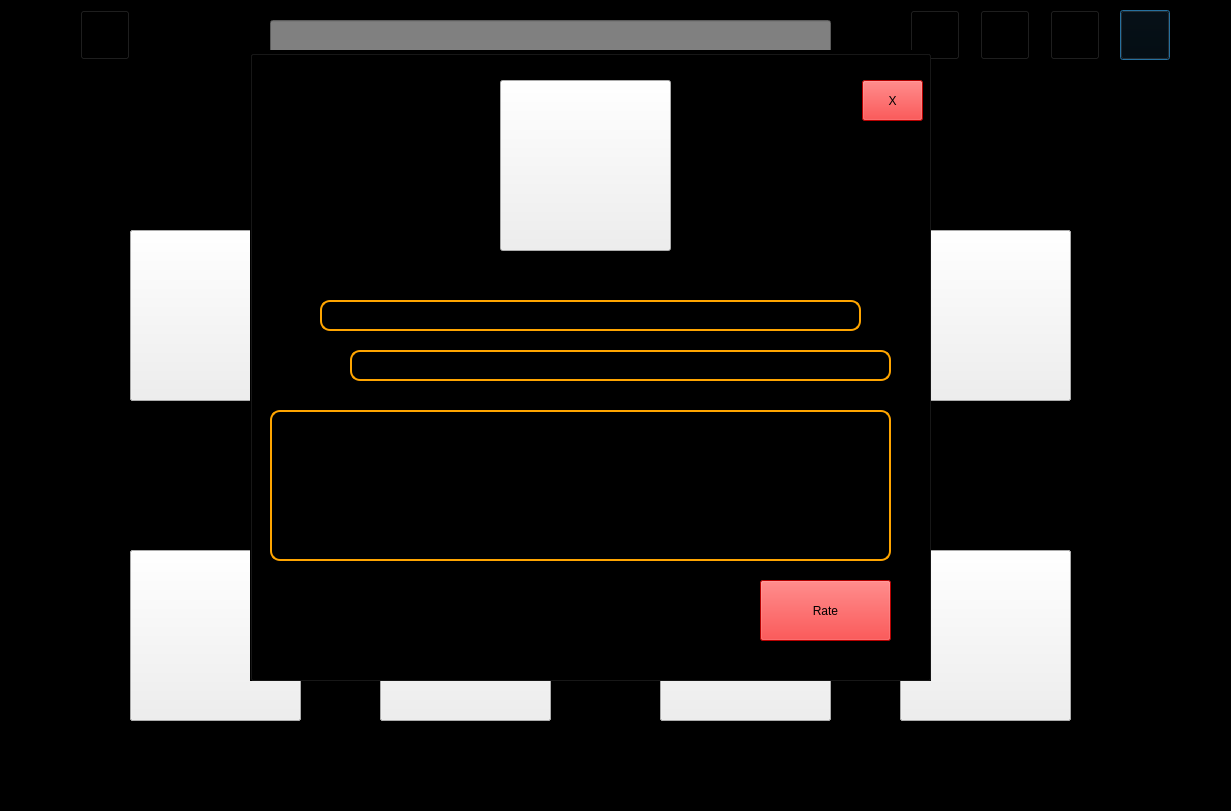
First picture: the form in homepage.ui, repository PokharelAditya/MovieMaestro, before the edit.
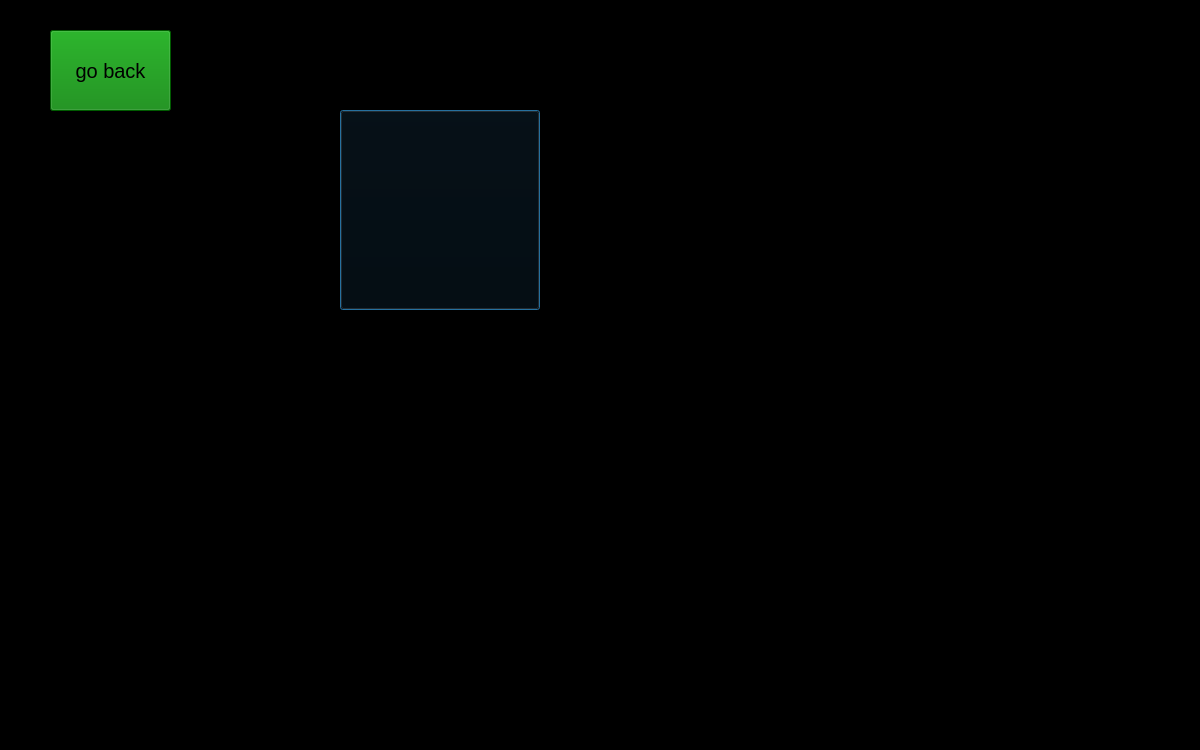
Second picture: the form after the edit.

```diff
--- a/homepage.ui
+++ b/homepage.ui
@@ -6,8 +6,8 @@
    <rect>
     <x>0</x>
     <y>0</y>
-    <width>1231</width>
-    <height>811</height>
+    <width>1200</width>
+    <height>750</height>
    </rect>
   </property>
   <property name="windowTitle">
@@ -17,40 +17,54 @@
    <string notr="true">background:black;
 </string>
   </property>
+  <widget class="QLabel" name="Username">
+   <property name="geometry">
+    <rect>
+     <x>70</x>
+     <y>340</y>
+     <width>731</width>
+     <height>111</height>
+    </rect>
+   </property>
+   <property name="font">
+    <font>
+     <pointsize>29</pointsize>
+     <bold>true</bold>
+    </font>
+   </property>
+   <property name="text">
+    <string>sadfasdf</string>
+   </property>
+   <property name="alignment">
+    <set>Qt::AlignCenter</set>
+   </property>
+  </widget>
   <widget class="QPushButton" name="ProfilePicture">
    <property name="geometry">
     <rect>
-     <x>1120</x>
-     <y>10</y>
-     <width>50</width>
-     <height>50</height>
+     <x>340</x>
+     <y>110</y>
+     <width>200</width>
+     <height>200</height>
     </rect>
    </property>
-   <property name="cursor">
-    <cursorShape>PointingHandCursor</cursorShape>
-   </property>
-   <property name="styleSheet">
-    <string notr="true">QPushButton
-{
-background:black;}</string>
-   </property>
    <property name="text">
     <string/>
    </property>
    <property name="iconSize">
     <size>
-     <width>50</width>
-     <height>50</height>
+     <width>200</width>
+     <height>200</height>
     </size>
    </property>
   </widget>
   <widget class="QPushButton" name="house">
    <property name="geometry">
     <rect>
-     <x>80</x>
-     <y>10</y>
-     <width>50</width>
-     <height>50</height>
+     <x>50</x>
+     <y>30</y>
+     <width>121</width>
+     <height>81</height>
     </rect>
    </property>
    <property name="font">
@@ -58,1242 +72,20 @@
      <pointsize>15</pointsize>
     </font>
    </property>
-   <property name="cursor">
-    <cursorShape>PointingHandCursor</cursorShape>
-   </property>
-   <property name="styleSheet">
-    <string notr="true">QPushButton
-{
-background:black;}</string>
-   </property>
-   <property name="text">
-    <string/>
-   </property>
-   <property name="iconSize">
-    <size>
-     <width>50</width>
-     <height>50</height>
-    </size>
-   </property>
-  </widget>
-  <widget class="QLabel" name="logo">
-   <property name="geometry">
-    <rect>
-     <x>10</x>
-     <y>10</y>
-     <width>50</width>
-     <height>50</height>
-    </rect>
-   </property>
-   <property name="styleSheet">
-    <string notr="true">QLabel
-{
-background:none;
-}</string>
-   </property>
-   <property name="text">
-    <string/>
-   </property>
-   <property name="scaledContents">
-    <bool>true</bool>
-   </property>
-  </widget>
-  <widget class="QPushButton" name="searchbtn">
-   <property name="geometry">
-    <rect>
-     <x>1050</x>
-     <y>10</y>
-     <width>50</width>
-     <height>50</height>
-    </rect>
-   </property>
-   <property name="cursor">
-    <cursorShape>PointingHandCursor</cursorShape>
-   </property>
-   <property name="styleSheet">
-    <string notr="true">QPushButton
-{
-background:black;}</string>
-   </property>
-   <property name="text">
-    <string/>
-   </property>
-   <property name="iconSize">
-    <size>
-     <width>50</width>
-     <height>50</height>
-    </size>
-   </property>
-  </widget>
-  <widget class="QPushButton" name="gearbtn">
-   <property name="geometry">
-    <rect>
-     <x>980</x>
-     <y>10</y>
-     <width>50</width>
-     <height>50</height>
-    </rect>
-   </property>
-   <property name="cursor">
-    <cursorShape>PointingHandCursor</cursorShape>
-   </property>
-   <property name="styleSheet">
-    <string notr="true">QPushButton
-{
-background:black;}</string>
-   </property>
-   <property name="text">
-    <string/>
-   </property>
-   <property name="iconSize">
-    <size>
-     <width>50</width>
-     <height>50</height>
-    </size>
-   </property>
-  </widget>
-  <widget class="QPushButton" name="brightnessmodebtn">
-   <property name="geometry">
-    <rect>
-     <x>910</x>
-     <y>10</y>
-     <width>50</width>
-     <height>50</height>
-    </rect>
-   </property>
-   <property name="cursor">
-    <cursorShape>PointingHandCursor</cursorShape>
-   </property>
-   <property name="styleSheet">
-    <string notr="true">QPushButton
-{
-background:black;}</string>
-   </property>
-   <property name="text">
-    <string/>
-   </property>
-   <property name="iconSize">
-    <size>
-     <width>50</width>
-     <height>50</height>
-    </size>
-   </property>
-  </widget>
-  <widget class="QLineEdit" name="searchbar">
-   <property name="geometry">
-    <rect>
-     <x>270</x>
-     <y>20</y>
-     <width>561</width>
-     <height>41</height>
-    </rect>
-   </property>
-   <property name="styleSheet">
-    <string notr="true">QObject
-{
-background-color:grey;
-color:black;
-}</string>
-   </property>
-  </widget>
-  <widget class="QLabel" name="foryoulabel">
-   <property name="geometry">
-    <rect>
-     <x>30</x>
-     <y>130</y>
-     <width>131</width>
-     <height>31</height>
-    </rect>
-   </property>
-   <property name="font">
-    <font>
-     <family>Arial Black</family>
-     <pointsize>18</pointsize>
-     <italic>true</italic>
-     <bold>true</bold>
-    </font>
-   </property>
-   <property name="text">
-    <string>For You</string>
-   </property>
-  </widget>
-  <widget class="QGroupBox" name="foryoubox">
-   <property name="geometry">
-    <rect>
-     <x>100</x>
-     <y>170</y>
-     <width>1041</width>
-     <height>281</height>
-    </rect>
-   </property>
-   <property name="styleSheet">
-    <string notr="true">QGroupBox
-{
-background:none;
-border:none;
-}</string>
-   </property>
-   <widget class="QPushButton" name="moviebtn_1">
-    <property name="geometry">
-     <rect>
-      <x>30</x>
-      <y>60</y>
-      <width>171</width>
-      <height>171</height>
-     </rect>
-    </property>
-    <property name="cursor">
-     <cursorShape>PointingHandCursor</cursorShape>
-    </property>
-    <property name="styleSheet">
-     <string notr="true">QPushButton
-{
-background:none;
-height:60px;
-width:30px;
-}
-QPushButton:hover
-{
-background:none;
-height:80px;
-width:50px;
-
-}</string>
-    </property>
-    <property name="text">
-     <string/>
-    </property>
-    <property name="iconSize">
-     <size>
-      <width>30</width>
-      <height>60</height>
-     </size>
-    </property>
-   </widget>
-   <widget class="QPushButton" name="moviebtn_2">
-    <property name="geometry">
-     <rect>
-      <x>280</x>
-      <y>60</y>
-      <width>171</width>
-      <height>171</height>
-     </rect>
-    </property>
-    <property name="cursor">
-     <cursorShape>PointingHandCursor</cursorShape>
-    </property>
-    <property name="styleSheet">
-     <string notr="true">QPushButton
-{
-background:none;
-height:60px;
-width:30px;
-}
-QPushButton:hover
-{
-background:none;
-height:80px;
-width:50px;
-
-}</string>
-    </property>
-    <property name="text">
-     <string/>
-    </property>
-    <property name="iconSize">
-     <size>
-      <width>30</width>
-      <height>60</height>
-     </size>
-    </property>
-   </widget>
-   <widget class="QPushButton" name="moviebtn_3">
-    <property name="geometry">
-     <rect>
-      <x>560</x>
-      <y>60</y>
-      <width>171</width>
-      <height>171</height>
-     </rect>
-    </property>
-    <property name="cursor">
-     <cursorShape>PointingHandCursor</cursorShape>
-    </property>
-    <property name="styleSheet">
-     <string notr="true">QPushButton
-{
-background:none;
-height:60px;
-width:30px;
-}
-QPushButton:hover
-{
-background:none;
-height:80px;
-width:50px;
-
-}</string>
-    </property>
-    <property name="text">
-     <string/>
-    </property>
-    <property name="iconSize">
-     <size>
-      <width>30</width>
-      <height>60</height>
-     </size>
-    </property>
-   </widget>
-   <widget class="QPushButton" name="moviebtn_4">
-    <property name="geometry">
-     <rect>
-      <x>800</x>
-      <y>60</y>
-      <width>171</width>
-      <height>171</height>
-     </rect>
-    </property>
-    <property name="cursor">
-     <cursorShape>PointingHandCursor</cursorShape>
-    </property>
-    <property name="styleSheet">
-     <string notr="true">QPushButton
-{
-background:none;
-height:60px;
-width:30px;
-}
-QPushButton:hover
-{
-background:none;
-height:80px;
-width:50px;
-
-}</string>
-    </property>
-    <property name="text">
-     <string/>
-    </property>
-    <property name="iconSize">
-     <size>
-      <width>30</width>
-      <height>60</height>
-     </size>
-    </property>
-   </widget>
-  </widget>
-  <widget class="QPushButton" name="leftbtn">
-   <property name="geometry">
-    <rect>
-     <x>20</x>
-     <y>250</y>
-     <width>80</width>
-     <height>80</height>
-    </rect>
-   </property>
-   <property name="cursor">
-    <cursorShape>PointingHandCursor</cursorShape>
-   </property>
-   <property name="styleSheet">
-    <string notr="true">QPushButton
-{
-background-color:black;
-border:none;
-}</string>
-   </property>
-   <property name="text">
-    <string/>
-   </property>
-   <property name="iconSize">
-    <size>
-     <width>80</width>
-     <height>80</height>
-    </size>
-   </property>
-  </widget>
-  <widget class="QPushButton" name="rightbtn">
-   <property name="geometry">
-    <rect>
-     <x>1140</x>
-     <y>250</y>
-     <width>80</width>
-     <height>80</height>
-    </rect>
-   </property>
-   <property name="cursor">
-    <cursorShape>PointingHandCursor</cursorShape>
-   </property>
-   <property name="styleSheet">
-    <string notr="true">QPushButton
-{
-background-color:black;
-border:none;
-}</string>
-   </property>
-   <property name="text">
-    <string/>
-   </property>
-   <property name="iconSize">
-    <size>
-     <width>80</width>
-     <height>80</height>
-    </size>
-   </property>
-  </widget>
-  <widget class="QGroupBox" name="foryoubox_2">
-   <property name="geometry">
-    <rect>
-     <x>100</x>
-     <y>170</y>
-     <width>1041</width>
-     <height>281</height>
-    </rect>
-   </property>
-   <property name="styleSheet">
-    <string notr="true">QGroupBox
-{
-background:none;
-border:none;
-}</string>
-   </property>
-   <widget class="QPushButton" name="moviebtn_5">
-    <property name="geometry">
-     <rect>
-      <x>30</x>
-      <y>60</y>
-      <width>171</width>
-      <height>171</height>
-     </rect>
-    </property>
-    <property name="cursor">
-     <cursorShape>PointingHandCursor</cursorShape>
-    </property>
-    <property name="styleSheet">
-     <string notr="true">QPushButton
-{
-background:none;
-height:60px;
-width:30px;
-}
-QPushButton:hover
-{
-background:none;
-height:80px;
-width:50px;
-
-}</string>
-    </property>
-    <property name="text">
-     <string/>
-    </property>
-    <property name="iconSize">
-     <size>
-      <width>30</width>
-      <height>60</height>
-     </size>
-    </property>
-   </widget>
-   <widget class="QPushButton" name="moviebtn_6">
-    <property name="geometry">
-     <rect>
-      <x>280</x>
-      <y>60</y>
-      <width>171</width>
-      <height>171</height>
-     </rect>
-    </property>
-    <property name="cursor">
-     <cursorShape>PointingHandCursor</cursorShape>
-    </property>
-    <property name="styleSheet">
-     <string notr="true">QPushButton
-{
-background:none;
-height:60px;
-width:30px;
-}
-QPushButton:hover
-{
-background:none;
-height:80px;
-width:50px;
-
-}</string>
-    </property>
-    <property name="text">
-     <string/>
-    </property>
-    <property name="iconSize">
-     <size>
-      <width>30</width>
-      <height>60</height>
-     </size>
-    </property>
-   </widget>
-   <widget class="QPushButton" name="moviebtn_7">
-    <property name="geometry">
-     <rect>
-      <x>560</x>
-      <y>60</y>
-      <width>171</width>
-      <height>171</height>
-     </rect>
-    </property>
-    <property name="cursor">
-     <cursorShape>PointingHandCursor</cursorShape>
-    </property>
-    <property name="styleSheet">
-     <string notr="true">QPushButton
-{
-background:none;
-height:60px;
-width:30px;
-}
-QPushButton:hover
-{
-background:none;
-height:80px;
-width:50px;
-
-}</string>
-    </property>
-    <property name="text">
-     <string/>
-    </property>
-    <property name="iconSize">
-     <size>
-      <width>30</width>
-      <height>60</height>
-     </size>
-    </property>
-   </widget>
-   <widget class="QPushButton" name="moviebtn_8">
-    <property name="geometry">
-     <rect>
-      <x>800</x>
-      <y>60</y>
-      <width>171</width>
-      <height>171</height>
-     </rect>
-    </property>
-    <property name="cursor">
-     <cursorShape>PointingHandCursor</cursorShape>
-    </property>
-    <property name="styleSheet">
-     <string notr="true">QPushButton
-{
-background:none;
-height:60px;
-width:30px;
-}
-QPushButton:hover
-{
-background:none;
-height:80px;
-width:50px;
-
-}</string>
-    </property>
-    <property name="text">
-     <string/>
-    </property>
-    <property name="iconSize">
-     <size>
-      <width>30</width>
-      <height>60</height>
-     </size>
-    </property>
-   </widget>
-  </widget>
-  <widget class="QGroupBox" name="recentgroupbox">
-   <property name="geometry">
-    <rect>
-     <x>100</x>
-     <y>490</y>
-     <width>1041</width>
-     <height>281</height>
-    </rect>
-   </property>
-   <property name="styleSheet">
-    <string notr="true">QGroupBox
-{
-background:none;
-border:none;
-}</string>
-   </property>
-   <widget class="QPushButton" name="moviebtn_9">
-    <property name="geometry">
-     <rect>
-      <x>30</x>
-      <y>60</y>
-      <width>171</width>
-      <height>171</height>
-     </rect>
-    </property>
-    <property name="cursor">
-     <cursorShape>PointingHandCursor</cursorShape>
-    </property>
-    <property name="styleSheet">
-     <string notr="true">QPushButton
-{
-background:none;
-height:60px;
-width:30px;
-}
-QPushButton:hover
-{
-background:none;
-height:80px;
-width:50px;
-
-}</string>
-    </property>
-    <property name="text">
-     <string/>
-    </property>
-    <property name="iconSize">
-     <size>
-      <width>30</width>
-      <height>60</height>
-     </size>
-    </property>
-   </widget>
-   <widget class="QPushButton" name="moviebtn_10">
-    <property name="geometry">
-     <rect>
-      <x>280</x>
-      <y>60</y>
-      <width>171</width>
-      <height>171</height>
-     </rect>
-    </property>
-    <property name="cursor">
-     <cursorShape>PointingHandCursor</cursorShape>
-    </property>
-    <property name="styleSheet">
-     <string notr="true">QPushButton
-{
-background:none;
-height:60px;
-width:30px;
-}
-QPushButton:hover
-{
-background:none;
-height:80px;
-width:50px;
-
-}</string>
-    </property>
-    <property name="text">
-     <string/>
-    </property>
-    <property name="iconSize">
-     <size>
-      <width>30</width>
-      <height>60</height>
-     </size>
-    </property>
-   </widget>
-   <widget class="QPushButton" name="moviebtn_11">
-    <property name="geometry">
-     <rect>
-      <x>560</x>
-      <y>60</y>
-      <width>171</width>
-      <height>171</height>
-     </rect>
-    </property>
-    <property name="cursor">
-     <cursorShape>PointingHandCursor</cursorShape>
-    </property>
-    <property name="styleSheet">
-     <string notr="true">QPushButton
-{
-background:none;
-height:60px;
-width:30px;
-}
-QPushButton:hover
-{
-background:none;
-height:80px;
-width:50px;
-
-}</string>
-    </property>
-    <property name="text">
-     <string/>
-    </property>
-    <property name="iconSize">
-     <size>
-      <width>30</width>
-      <height>60</height>
-     </size>
-    </property>
-   </widget>
-   <widget class="QPushButton" name="moviebtn_12">
-    <property name="geometry">
-     <rect>
-      <x>800</x>
-      <y>60</y>
-      <width>171</width>
-      <height>171</height>
-     </rect>
-    </property>
-    <property name="cursor">
-     <cursorShape>PointingHandCursor</cursorShape>
-    </property>
-    <property name="styleSheet">
-     <string notr="true">QPushButton
-{
-background:none;
-height:60px;
-width:30px;
-}
-QPushButton:hover
-{
-background:none;
-height:80px;
-width:50px;
-
-}</string>
-    </property>
-    <property name="text">
-     <string/>
-    </property>
-    <property name="iconSize">
-     <size>
-      <width>30</width>
-      <height>60</height>
-     </size>
-    </property>
-   </widget>
-  </widget>
-  <widget class="QLabel" name="recentlabel">
-   <property name="geometry">
-    <rect>
-     <x>20</x>
-     <y>440</y>
-     <width>131</width>
-     <height>31</height>
-    </rect>
-   </property>
-   <property name="font">
-    <font>
-     <family>Arial Black</family>
-     <pointsize>18</pointsize>
-     <italic>true</italic>
-     <bold>true</bold>
-    </font>
-   </property>
-   <property name="text">
-    <string>Recent</string>
-   </property>
-  </widget>
-  <widget class="QPushButton" name="rightbtn_2">
-   <property name="geometry">
-    <rect>
-     <x>1140</x>
-     <y>590</y>
-     <width>80</width>
-     <height>80</height>
-    </rect>
-   </property>
-   <property name="cursor">
-    <cursorShape>PointingHandCursor</cursorShape>
-   </property>
-   <property name="styleSheet">
-    <string notr="true">QPushButton
-{
-background-color:black;
-border:none;
-}</string>
-   </property>
-   <property name="text">
-    <string/>
-   </property>
-   <property name="iconSize">
-    <size>
-     <width>80</width>
-     <height>80</height>
-    </size>
-   </property>
-  </widget>
-  <widget class="QPushButton" name="leftbtn_2">
-   <property name="geometry">
-    <rect>
-     <x>20</x>
-     <y>590</y>
-     <width>80</width>
-     <height>80</height>
-    </rect>
-   </property>
-   <property name="cursor">
-    <cursorShape>PointingHandCursor</cursorShape>
-   </property>
-   <property name="styleSheet">
-    <string notr="true">QPushButton
-{
-background-color:black;
-border:none;
-}</string>
-   </property>
-   <property name="text">
-    <string/>
-   </property>
-   <property name="iconSize">
-    <size>
-     <width>80</width>
-     <height>80</height>
-    </size>
-   </property>
-  </widget>
-  <widget class="QGroupBox" name="recentgroupbox_2">
-   <property name="geometry">
-    <rect>
-     <x>100</x>
-     <y>490</y>
-     <width>1041</width>
-     <height>281</height>
-    </rect>
-   </property>
-   <property name="styleSheet">
-    <string notr="true">QGroupBox
-{
-background:none;
-border:none;
-}</string>
-   </property>
-   <widget class="QPushButton" name="moviebtn_13">
-    <property name="geometry">
-     <rect>
-      <x>30</x>
-      <y>60</y>
-      <width>171</width>
-      <height>171</height>
-     </rect>
-    </property>
-    <property name="cursor">
-     <cursorShape>PointingHandCursor</cursorShape>
-    </property>
-    <property name="styleSheet">
-     <string notr="true">QPushButton
-{
-background:none;
-height:60px;
-width:30px;
-}
-QPushButton:hover
-{
-background:none;
-height:80px;
-width:50px;
-
-}</string>
-    </property>
-    <property name="text">
-     <string/>
-    </property>
-    <property name="iconSize">
-     <size>
-      <width>30</width>
-      <height>60</height>
-     </size>
-    </property>
-   </widget>
-   <widget class="QPushButton" name="moviebtn_14">
-    <property name="geometry">
-     <rect>
-      <x>280</x>
-      <y>60</y>
-      <width>171</width>
-      <height>171</height>
-     </rect>
-    </property>
-    <property name="cursor">
-     <cursorShape>PointingHandCursor</cursorShape>
-    </property>
-    <property name="styleSheet">
-     <string notr="true">QPushButton
-{
-background:none;
-height:60px;
-width:30px;
-}
-QPushButton:hover
-{
-background:none;
-height:80px;
-width:50px;
-
-}</string>
-    </property>
-    <property name="text">
-     <string/>
-    </property>
-    <property name="iconSize">
-     <size>
-      <width>30</width>
-      <height>60</height>
-     </size>
-    </property>
-   </widget>
-   <widget class="QPushButton" name="moviebtn_15">
-    <property name="geometry">
-     <rect>
-      <x>560</x>
-      <y>60</y>
-      <width>171</width>
-      <height>171</height>
-     </rect>
-    </property>
-    <property name="cursor">
-     <cursorShape>PointingHandCursor</cursorShape>
-    </property>
-    <property name="styleSheet">
-     <string notr="true">QPushButton
-{
-background:none;
-height:60px;
-width:30px;
-}
-QPushButton:hover
-{
-background:none;
-height:80px;
-width:50px;
-
-}</string>
-    </property>
-    <property name="text">
-     <string/>
-    </property>
-    <property name="iconSize">
-     <size>
-      <width>30</width>
-      <height>60</height>
-     </size>
-    </property>
-   </widget>
-   <widget class="QPushButton" name="moviebtn_16">
-    <property name="geometry">
-     <rect>
-      <x>800</x>
-      <y>60</y>
-      <width>171</width>
-      <height>171</height>
-     </rect>
-    </property>
-    <property name="cursor">
-     <cursorShape>PointingHandCursor</cursorShape>
-    </property>
-    <property name="styleSheet">
-     <string notr="true">QPushButton
-{
-background:none;
-height:60px;
-width:30px;
-}
-QPushButton:hover
-{
-background:none;
-height:80px;
-width:50px;
-
-}</string>
-    </property>
-    <property name="text">
-     <string/>
-    </property>
-    <property name="iconSize">
-     <size>
-      <width>30</width>
-      <height>60</height>
-     </size>
-    </property>
-   </widget>
-  </widget>
-  <widget class="QGroupBox" name="descriptionbox">
-   <property name="geometry">
-    <rect>
-     <x>250</x>
-     <y>50</y>
-     <width>681</width>
-     <height>631</height>
-    </rect>
-   </property>
-   <property name="styleSheet">
-    <string notr="true"/>
-   </property>
-   <property name="title">
-    <string/>
-   </property>
-   <widget class="QPushButton" name="moviedescbtn">
-    <property name="geometry">
-     <rect>
-      <x>250</x>
-      <y>30</y>
-      <width>171</width>
-      <height>171</height>
-     </rect>
-    </property>
-    <property name="cursor">
-     <cursorShape>PointingHandCursor</cursorShape>
-    </property>
-    <property name="styleSheet">
-     <string notr="true">QPushButton
-{
-background:none;
-height:60px;
-width:30px;
-}
-QPushButton:hover
-{
-background:none;
-height:80px;
-width:50px;
-
-}</string>
-    </property>
-    <property name="text">
-     <string/>
-    </property>
-    <property name="iconSize">
-     <size>
-      <width>30</width>
-      <height>60</height>
-     </size>
-    </property>
-   </widget>
-   <widget class="QLabel" name="castlabel">
-    <property name="geometry">
-     <rect>
-      <x>10</x>
-      <y>250</y>
-      <width>131</width>
-      <height>31</height>
-     </rect>
-    </property>
-    <property name="font">
-     <font>
-      <family>Arial Black</family>
-      <pointsize>9</pointsize>
-      <italic>true</italic>
-      <bold>true</bold>
-     </font>
-    </property>
-    <property name="text">
-     <string>Cast</string>
-    </property>
-   </widget>
-   <widget class="QLabel" name="movienamelabel">
-    <property name="geometry">
-     <rect>
-      <x>250</x>
-      <y>210</y>
-      <width>131</width>
-      <height>31</height>
-     </rect>
-    </property>
-    <property name="font">
-     <font>
-      <family>Arial Black</family>
-      <pointsize>9</pointsize>
-      <italic>true</italic>
-      <bold>true</bold>
-     </font>
-    </property>
-    <property name="text">
-     <string/>
-    </property>
-   </widget>
-   <widget class="QLabel" name="directorlabel">
-    <property name="geometry">
-     <rect>
-      <x>10</x>
-      <y>300</y>
-      <width>71</width>
-      <height>31</height>
-     </rect>
-    </property>
-    <property name="font">
-     <font>
-      <family>Arial Black</family>
-      <pointsize>9</pointsize>
-      <italic>true</italic>
-      <bold>true</bold>
-     </font>
-    </property>
-    <property name="text">
-     <string>Director</string>
-    </property>
-   </widget>
-   <widget class="QPushButton" name="star">
-    <property name="geometry">
-     <rect>
-      <x>60</x>
-      <y>540</y>
-      <width>61</width>
-      <height>51</height>
-     </rect>
-    </property>
-    <property name="styleSheet">
-     <string notr="true">background:black;
-border:none;</string>
-    </property>
-    <property name="text">
-     <string/>
-    </property>
-   </widget>
-   <widget class="QPushButton" name="star2">
-    <property name="geometry">
-     <rect>
-      <x>150</x>
-      <y>540</y>
-      <width>61</width>
-      <height>51</height>
-     </rect>
-    </property>
-    <property name="styleSheet">
-     <string notr="true">background:black;
-border:none;</string>
-    </property>
-    <property name="text">
-     <string/>
-    </property>
-   </widget>
-   <widget class="QPushButton" name="star3">
-    <property name="geometry">
-     <rect>
-      <x>240</x>
-      <y>540</y>
-      <width>61</width>
-      <height>51</height>
-     </rect>
-    </property>
-    <property name="styleSheet">
-     <string notr="true">background:black;
-border:none;</string>
-    </property>
-    <property name="text">
-     <string/>
-    </property>
-   </widget>
-   <widget class="QPushButton" name="star4">
-    <property name="geometry">
-     <rect>
-      <x>330</x>
-      <y>540</y>
-      <width>61</width>
-      <height>51</height>
-     </rect>
-    </property>
-    <property name="styleSheet">
-     <string notr="true">background:black;
-border:none;</string>
-    </property>
-    <property name="text">
-     <string/>
-    </property>
-   </widget>
-   <widget class="QPushButton" name="star5">
-    <property name="geometry">
-     <rect>
-      <x>420</x>
-      <y>540</y>
-      <width>61</width>
-      <height>51</height>
-     </rect>
-    </property>
-    <property name="styleSheet">
-     <string notr="true">background:black;
-border:none;</string>
-    </property>
-    <property name="text">
-     <string/>
-    </property>
-   </widget>
-   <widget class="QPushButton" name="ratebtn">
-    <property name="geometry">
-     <rect>
-      <x>510</x>
-      <y>530</y>
-      <width>131</width>
-      <height>61</height>
-     </rect>
-    </property>
-    <property name="cursor">
-     <cursorShape>PointingHandCursor</cursorShape>
-    </property>
-    <property name="styleSheet">
-     <string notr="true">background:Red;</string>
-    </property>
-    <property name="text">
-     <string>Rate</string>
-    </property>
-   </widget>
-   <widget class="QTextEdit" name="description">
-    <property name="geometry">
-     <rect>
-      <x>20</x>
-      <y>360</y>
-      <width>621</width>
-      <height>151</height>
-     </rect>
-    </property>
-    <property name="styleSheet">
-     <string notr="true">border:2px solid orange;
-border-radius:10px;</string>
-    </property>
-   </widget>
-   <widget class="QPushButton" name="pushButton_7">
-    <property name="geometry">
-     <rect>
-      <x>612</x>
-      <y>30</y>
-      <width>61</width>
-      <height>41</height>
-     </rect>
-    </property>
-    <property name="cursor">
-     <cursorShape>PointingHandCursor</cursorShape>
-    </property>
-    <property name="styleSheet">
-     <string notr="true">background:red;</string>
-    </property>
-    <property name="text">
-     <string>X</string>
-    </property>
-   </widget>
-   <widget class="QTextEdit" name="directornames">
-    <property name="geometry">
-     <rect>
-      <x>100</x>
-      <y>300</y>
-      <width>541</width>
-      <height>31</height>
-     </rect>
-    </property>
-    <property name="styleSheet">
-     <string notr="true">border:2px solid orange;
-border-radius:10px;</string>
-    </property>
-   </widget>
-   <widget class="QTextEdit" name="castnames">
-    <property name="geometry">
-     <rect>
-      <x>70</x>
-      <y>250</y>
-      <width>541</width>
-      <height>31</height>
-     </rect>
-    </property>
-    <property name="styleSheet">
-     <string notr="true">border:2px solid orange;
-border-radius:10px;</string>
-    </property>
-   </widget>
+   <property name="styleSheet">
+    <string notr="true">background:green;
+text:white;
+</string>
+   </property>
+   <property name="text">
+    <string>go back</string>
+   </property>
+   <property name="iconSize">
+    <size>
+     <width>200</width>
+     <height>200</height>
+    </size>
+   </property>
   </widget>
  </widget>
  <resources/>
```
Left out of the diff: 2 changed lines with no effect on the pictures.
